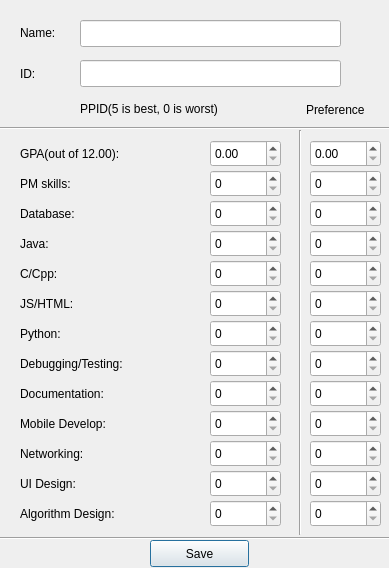
Above: d2/profilewindow.ui from forshakuras/3004 before the change. Below: the same form after it.
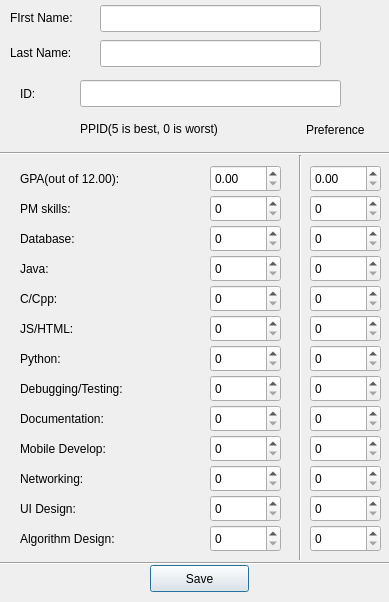
That is the form after the change.

The edit to the form file:
```diff
--- a/d2/profilewindow.ui
+++ b/d2/profilewindow.ui
@@ -7,7 +7,7 @@
     <x>0</x>
     <y>0</y>
     <width>389</width>
-    <height>568</height>
+    <height>602</height>
    </rect>
   </property>
   <property name="windowTitle">
@@ -16,21 +16,21 @@
   <widget class="QLabel" name="nameLabel">
    <property name="geometry">
     <rect>
-     <x>20</x>
-     <y>25</y>
-     <width>51</width>
+     <x>10</x>
+     <y>10</y>
+     <width>81</width>
      <height>16</height>
     </rect>
    </property>
    <property name="text">
-    <string>Name:</string>
+    <string>FIrst Name:</string>
    </property>
   </widget>
   <widget class="QLabel" name="idLabel">
    <property name="geometry">
     <rect>
      <x>20</x>
-     <y>65</y>
+     <y>85</y>
      <width>51</width>
      <height>17</height>
     </rect>
@@ -43,7 +43,7 @@
    <property name="geometry">
     <rect>
      <x>20</x>
-     <y>145</y>
+     <y>170</y>
      <width>121</width>
      <height>17</height>
     </rect>
@@ -55,9 +55,9 @@
   <widget class="QLineEdit" name="name">
    <property name="geometry">
     <rect>
-     <x>80</x>
-     <y>20</y>
-     <width>261</width>
+     <x>100</x>
+     <y>5</y>
+     <width>221</width>
      <height>27</height>
     </rect>
    </property>
@@ -66,7 +66,7 @@
    <property name="geometry">
     <rect>
      <x>0</x>
-     <y>120</y>
+     <y>145</y>
      <width>391</width>
      <height>16</height>
     </rect>
@@ -79,7 +79,7 @@
    <property name="geometry">
     <rect>
      <x>80</x>
-     <y>60</y>
+     <y>80</y>
      <width>261</width>
      <height>27</height>
     </rect>
@@ -89,7 +89,7 @@
    <property name="geometry">
     <rect>
      <x>80</x>
-     <y>100</y>
+     <y>120</y>
      <width>171</width>
      <height>17</height>
     </rect>
@@ -102,7 +102,7 @@
    <property name="geometry">
     <rect>
      <x>210</x>
-     <y>140</y>
+     <y>165</y>
      <width>71</width>
      <height>27</height>
     </rect>
@@ -115,7 +115,7 @@
    <property name="geometry">
     <rect>
      <x>20</x>
-     <y>175</y>
+     <y>200</y>
      <width>67</width>
      <height>17</height>
     </rect>
@@ -128,7 +128,7 @@
    <property name="geometry">
     <rect>
      <x>20</x>
-     <y>205</y>
+     <y>230</y>
      <width>71</width>
      <height>17</height>
     </rect>
@@ -141,7 +141,7 @@
    <property name="geometry">
     <rect>
      <x>20</x>
-     <y>235</y>
+     <y>260</y>
      <width>67</width>
      <height>17</height>
     </rect>
@@ -154,7 +154,7 @@
    <property name="geometry">
     <rect>
      <x>20</x>
-     <y>265</y>
+     <y>290</y>
      <width>67</width>
      <height>17</height>
     </rect>
@@ -167,7 +167,7 @@
    <property name="geometry">
     <rect>
      <x>20</x>
-     <y>295</y>
+     <y>320</y>
      <width>67</width>
      <height>17</height>
     </rect>
@@ -180,7 +180,7 @@
    <property name="geometry">
     <rect>
      <x>20</x>
-     <y>325</y>
+     <y>350</y>
      <width>67</width>
      <height>17</height>
     </rect>
@@ -193,7 +193,7 @@
    <property name="geometry">
     <rect>
      <x>20</x>
-     <y>355</y>
+     <y>380</y>
      <width>141</width>
      <height>17</height>
     </rect>
@@ -206,7 +206,7 @@
    <property name="geometry">
     <rect>
      <x>20</x>
-     <y>385</y>
+     <y>410</y>
      <width>121</width>
      <height>17</height>
     </rect>
@@ -219,7 +219,7 @@
    <property name="geometry">
     <rect>
      <x>20</x>
-     <y>415</y>
+     <y>440</y>
      <width>121</width>
      <height>17</height>
     </rect>
@@ -232,7 +232,7 @@
    <property name="geometry">
     <rect>
      <x>20</x>
-     <y>445</y>
+     <y>470</y>
      <width>91</width>
      <height>17</height>
     </rect>
@@ -245,7 +245,7 @@
    <property name="geometry">
     <rect>
      <x>20</x>
-     <y>475</y>
+     <y>500</y>
      <width>81</width>
      <height>17</height>
     </rect>
@@ -258,7 +258,7 @@
    <property name="geometry">
     <rect>
      <x>20</x>
-     <y>505</y>
+     <y>530</y>
      <width>131</width>
      <height>17</height>
     </rect>
@@ -271,7 +271,7 @@
    <property name="geometry">
     <rect>
      <x>210</x>
-     <y>170</y>
+     <y>195</y>
      <width>71</width>
      <height>27</height>
     </rect>
@@ -287,7 +287,7 @@
    <property name="geometry">
     <rect>
      <x>210</x>
-     <y>200</y>
+     <y>225</y>
      <width>71</width>
      <height>27</height>
     </rect>
@@ -303,7 +303,7 @@
    <property name="geometry">
     <rect>
      <x>210</x>
-     <y>230</y>
+     <y>255</y>
      <width>71</width>
      <height>27</height>
     </rect>
@@ -319,7 +319,7 @@
    <property name="geometry">
     <rect>
      <x>210</x>
-     <y>260</y>
+     <y>285</y>
      <width>71</width>
      <height>27</height>
     </rect>
@@ -335,7 +335,7 @@
    <property name="geometry">
     <rect>
      <x>210</x>
-     <y>290</y>
+     <y>315</y>
      <width>71</width>
      <height>27</height>
     </rect>
@@ -351,7 +351,7 @@
    <property name="geometry">
     <rect>
      <x>210</x>
-     <y>320</y>
+     <y>345</y>
      <width>71</width>
      <height>27</height>
     </rect>
@@ -367,7 +367,7 @@
    <property name="geometry">
     <rect>
      <x>210</x>
-     <y>350</y>
+     <y>375</y>
      <width>71</width>
      <height>27</height>
     </rect>
@@ -383,7 +383,7 @@
    <property name="geometry">
     <rect>
      <x>210</x>
-     <y>380</y>
+     <y>405</y>
      <width>71</width>
      <height>27</height>
     </rect>
@@ -399,7 +399,7 @@
    <property name="geometry">
     <rect>
      <x>210</x>
-     <y>410</y>
+     <y>435</y>
      <width>71</width>
      <height>27</height>
     </rect>
@@ -415,7 +415,7 @@
    <property name="geometry">
     <rect>
      <x>210</x>
-     <y>440</y>
+     <y>465</y>
      <width>71</width>
      <height>27</height>
     </rect>
@@ -431,7 +431,7 @@
    <property name="geometry">
     <rect>
      <x>210</x>
-     <y>470</y>
+     <y>495</y>
      <width>71</width>
      <height>27</height>
     </rect>
@@ -447,7 +447,7 @@
    <property name="geometry">
     <rect>
      <x>210</x>
-     <y>500</y>
+     <y>525</y>
      <width>71</width>
      <height>27</height>
     </rect>
@@ -463,7 +463,7 @@
    <property name="geometry">
     <rect>
      <x>150</x>
-     <y>540</y>
+     <y>565</y>
      <width>99</width>
      <height>27</height>
     </rect>
@@ -476,7 +476,7 @@
    <property name="geometry">
     <rect>
      <x>290</x>
-     <y>130</y>
+     <y>155</y>
      <width>20</width>
      <height>405</height>
     </rect>
@@ -489,7 +489,7 @@
    <property name="geometry">
     <rect>
      <x>310</x>
-     <y>140</y>
+     <y>165</y>
      <width>71</width>
      <height>27</height>
     </rect>
@@ -502,7 +502,7 @@
    <property name="geometry">
     <rect>
      <x>310</x>
-     <y>170</y>
+     <y>195</y>
      <width>71</width>
      <height>27</height>
     </rect>
@@ -515,7 +515,7 @@
    <property name="geometry">
     <rect>
      <x>310</x>
-     <y>200</y>
+     <y>225</y>
      <width>71</width>
      <height>27</height>
     </rect>
@@ -528,7 +528,7 @@
    <property name="geometry">
     <rect>
      <x>310</x>
-     <y>230</y>
+     <y>255</y>
      <width>71</width>
      <height>27</height>
     </rect>
@@ -541,7 +541,7 @@
    <property name="geometry">
     <rect>
      <x>310</x>
-     <y>260</y>
+     <y>285</y>
      <width>71</width>
      <height>27</height>
     </rect>
@@ -554,7 +554,7 @@
    <property name="geometry">
     <rect>
      <x>310</x>
-     <y>290</y>
+     <y>315</y>
      <width>71</width>
      <height>27</height>
     </rect>
@@ -567,7 +567,7 @@
    <property name="geometry">
     <rect>
      <x>310</x>
-     <y>320</y>
+     <y>345</y>
      <width>71</width>
      <height>27</height>
     </rect>
@@ -580,7 +580,7 @@
    <property name="geometry">
     <rect>
      <x>310</x>
-     <y>350</y>
+     <y>375</y>
      <width>71</width>
      <height>27</height>
     </rect>
@@ -593,7 +593,7 @@
    <property name="geometry">
     <rect>
      <x>310</x>
-     <y>380</y>
+     <y>405</y>
      <width>71</width>
      <height>27</height>
     </rect>
@@ -606,7 +606,7 @@
    <property name="geometry">
     <rect>
      <x>310</x>
-     <y>410</y>
+     <y>435</y>
      <width>71</width>
      <height>27</height>
     </rect>
@@ -619,7 +619,7 @@
    <property name="geometry">
     <rect>
      <x>310</x>
-     <y>440</y>
+     <y>465</y>
      <width>71</width>
      <height>27</height>
     </rect>
@@ -632,7 +632,7 @@
    <property name="geometry">
     <rect>
      <x>310</x>
-     <y>470</y>
+     <y>495</y>
      <width>71</width>
      <height>27</height>
     </rect>
@@ -645,7 +645,7 @@
    <property name="geometry">
     <rect>
      <x>310</x>
-     <y>500</y>
+     <y>525</y>
      <width>71</width>
      <height>27</height>
     </rect>
@@ -658,7 +658,7 @@
    <property name="geometry">
     <rect>
      <x>306</x>
-     <y>100</y>
+     <y>120</y>
      <width>81</width>
      <height>20</height>
     </rect>
@@ -671,7 +671,7 @@
    <property name="geometry">
     <rect>
      <x>0</x>
-     <y>530</y>
+     <y>555</y>
      <width>391</width>
      <height>16</height>
     </rect>
@@ -680,6 +680,29 @@
     <enum>Qt::Horizontal</enum>
    </property>
   </widget>
+  <widget class="QLabel" name="nameLabel_2">
+   <property name="geometry">
+    <rect>
+     <x>10</x>
+     <y>45</y>
+     <width>81</width>
+     <height>16</height>
+    </rect>
+   </property>
+   <property name="text">
+    <string>Last Name:</string>
+   </property>
+  </widget>
+  <widget class="QLineEdit" name="lastName">
+   <property name="geometry">
+    <rect>
+     <x>100</x>
+     <y>40</y>
+     <width>221</width>
+     <height>27</height>
+    </rect>
+   </property>
+  </widget>
  </widget>
  <resources/>
  <connections/>
```
Left out of the diff: 4 changed lines with no effect on the pictures.
